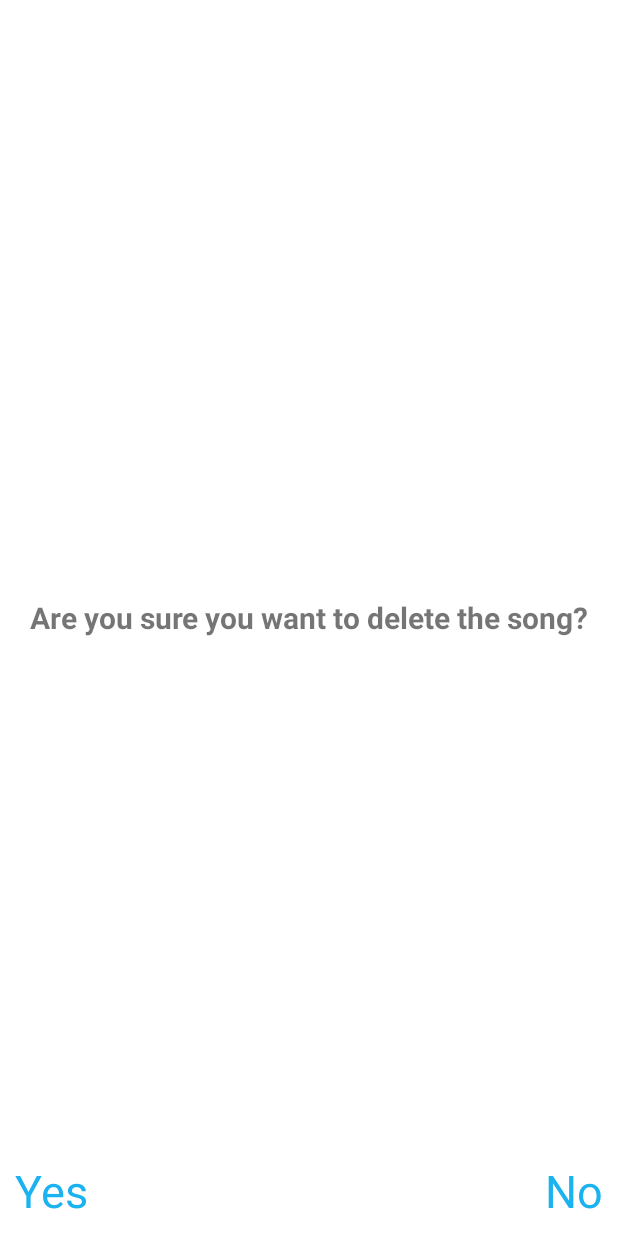
After one commit to Hodjy/AndroidStudio-MediaPlayer, an Android app: the layout dialog_fragment_delete.xml on its own in the app's theme, with its tools: preview values and no code run, on a phone screen of 412 x 824 dp. The commit adds this screen. Run offline under Robolectric (Android 15) with nearby library versions, the phone set to English and light mode, and no system bars.

Commit message:
Created song list editing, can edit songs location by dragging, and remove by swiping.

```diff
--- /dev/null
+++ b/app/src/main/res/layout/dialog_fragment_delete.xml
@@ -0,0 +1,43 @@
+<?xml version="1.0" encoding="utf-8"?>
+<RelativeLayout xmlns:android="http://schemas.android.com/apk/res/android"
+    android:layout_width="match_parent"
+    android:layout_height="match_parent">
+
+    <com.google.android.material.textview.MaterialTextView
+        android:layout_width="wrap_content"
+        android:layout_height="wrap_content"
+        android:text="@string/are_you_sure_delete"
+        android:textSize="20sp"
+        android:textStyle="bold"
+        android:layout_centerInParent="true"/>
+
+    <RelativeLayout
+        android:layout_width="match_parent"
+        android:layout_height="wrap_content"
+        android:orientation="horizontal"
+        android:layout_alignParentBottom="true">
+
+        <com.google.android.material.textview.MaterialTextView
+            android:layout_width="wrap_content"
+            android:layout_height="wrap_content"
+            android:text="@string/yes"
+            android:textSize="30sp"
+            android:textColor="@color/light_blue"
+            android:layout_margin="10dp"
+            android:layout_alignParentStart="true"
+            android:id="@+id/dialog_fragment_delete_yes_tv"/>
+
+        <com.google.android.material.textview.MaterialTextView
+            android:layout_width="wrap_content"
+            android:layout_height="wrap_content"
+            android:text="@string/no"
+            android:textSize="30sp"
+            android:textColor="@color/light_blue"
+            android:layout_alignParentEnd="true"
+            android:layout_margin="10dp"
+            android:id="@+id/dialog_fragment_delete_no_tv"/>
+
+
+    </RelativeLayout>
+
+</RelativeLayout>
--- a/app/src/main/res/values/colors.xml
+++ b/app/src/main/res/values/colors.xml
@@ -5,6 +5,7 @@
     <color name="purple_200">#FFBB86FC</color>
     <color name="purple_500">#FF6200EE</color>
     <color name="purple_700">#FF3700B3</color>
+    <color name="light_blue">#1AB2EF</color>
     <color name="teal_200">#FF03DAC5</color>
     <color name="teal_700">#FF018786</color>
     <color name="black">#FF000000</color>
--- a/app/src/main/res/values/strings.xml
+++ b/app/src/main/res/values/strings.xml
@@ -9,4 +9,7 @@
     <string name="save">Save</string>
     <string name="enter_song_link">Enter the song link:</string>
     <string name="back">Back</string>
+    <string name="are_you_sure_delete">Are you sure you want to delete the song?</string>
+    <string name="yes">Yes</string>
+    <string name="no">No</string>
 </resources>
```
Also changed, not shown: app/src/main/java/com/hod/mediaplayer/MainActivity.java (+34 -1 lines), app/src/main/java/com/hod/mediaplayer/fragments/DeleteDialogFragment.java (added, +92 -0 lines), app/src/main/java/com/hod/mediaplayer/fragments/SongDisplayFragment.java (+52 -1 lines), app/src/main/java/com/hod/mediaplayer/model/SongManager.java (+6 -2 lines), app/src/main/java/com/hod/mediaplayer/services/MusicPlayerService.java (+18 -7 lines), 1 other file.
